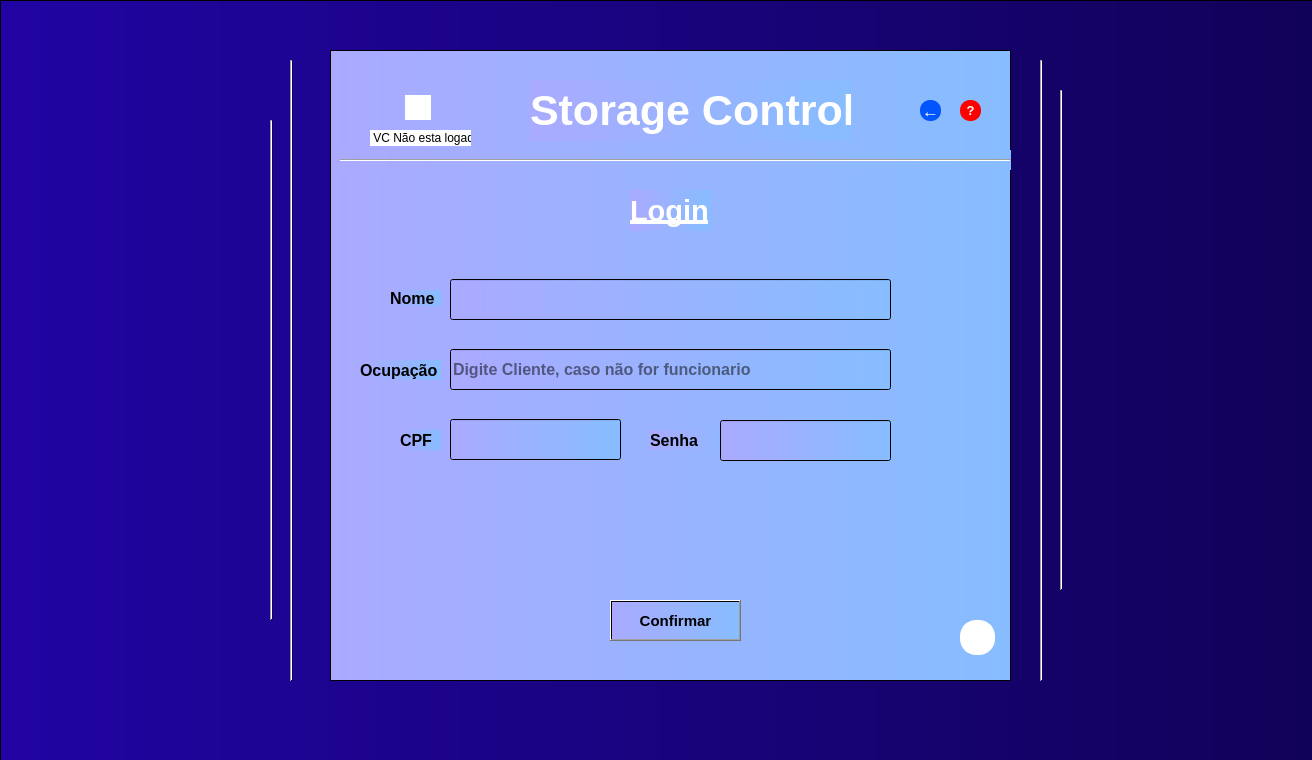
First picture: the form in login.ui, repository wellington-tinho/Controle-de-estoque-PY-SQL-QTDesing, before the edit.
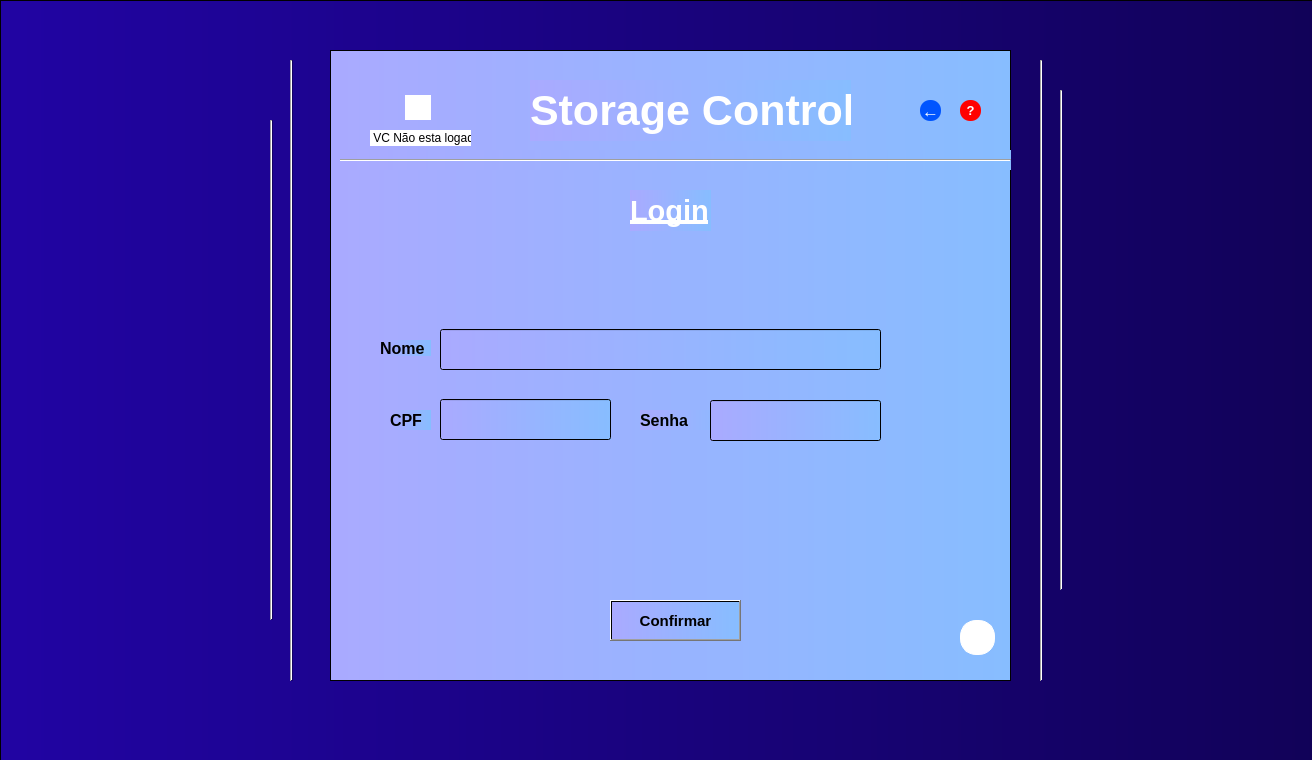
Second picture: the form after the edit. Icons and pictures are not drawn.

Patch:
```diff
--- a/login.ui
+++ b/login.ui
@@ -347,8 +347,8 @@
      <widget class="QLabel" name="label_11">
       <property name="geometry">
        <rect>
-        <x>60</x>
-        <y>240</y>
+        <x>50</x>
+        <y>290</y>
         <width>51</width>
         <height>16</height>
        </rect>
@@ -367,8 +367,8 @@
      <widget class="QLineEdit" name="lineEdit_5">
       <property name="geometry">
        <rect>
-        <x>120</x>
-        <y>369</y>
+        <x>110</x>
+        <y>349</y>
         <width>171</width>
         <height>41</height>
        </rect>
@@ -388,31 +388,11 @@
 </string>
       </property>
      </widget>
-     <widget class="QLabel" name="label_12">
-      <property name="geometry">
-       <rect>
-        <x>30</x>
-        <y>310</y>
-        <width>81</width>
-        <height>20</height>
-       </rect>
-      </property>
-      <property name="font">
-       <font>
-        <pointsize>12</pointsize>
-        <weight>75</weight>
-        <bold>true</bold>
-       </font>
-      </property>
-      <property name="text">
-       <string>Ocupação</string>
-      </property>
-     </widget>
      <widget class="QLabel" name="label_13">
       <property name="geometry">
        <rect>
-        <x>320</x>
-        <y>380</y>
+        <x>310</x>
+        <y>360</y>
         <width>101</width>
         <height>20</height>
        </rect>
@@ -431,8 +411,8 @@
      <widget class="QLabel" name="label_14">
       <property name="geometry">
        <rect>
-        <x>70</x>
-        <y>380</y>
+        <x>60</x>
+        <y>360</y>
         <width>41</width>
         <height>20</height>
        </rect>
@@ -448,38 +428,11 @@
        <string>CPF</string>
       </property>
      </widget>
-     <widget class="QLineEdit" name="lineEdit_6">
-      <property name="geometry">
-       <rect>
-        <x>120</x>
-        <y>299</y>
-        <width>441</width>
-        <height>41</height>
-       </rect>
-      </property>
-      <property name="font">
-       <font>
-        <pointsize>12</pointsize>
-        <weight>75</weight>
-        <bold>true</bold>
-       </font>
-      </property>
-      <property name="styleSheet">
-       <string notr="true">QLineEdit:focus{
-	border: 2px solid rgb(255, 255, 255);  
-	color:rgb(255, 255, 255);
-}
-</string>
-      </property>
-      <property name="placeholderText">
-       <string>Digite Cliente, caso não for funcionario</string>
-      </property>
-     </widget>
      <widget class="QLineEdit" name="lineEdit_7">
       <property name="geometry">
        <rect>
-        <x>390</x>
-        <y>370</y>
+        <x>380</x>
+        <y>350</y>
         <width>171</width>
         <height>41</height>
        </rect>
@@ -527,8 +480,8 @@
      <widget class="QLineEdit" name="lineEdit_8">
       <property name="geometry">
        <rect>
-        <x>120</x>
-        <y>229</y>
+        <x>110</x>
+        <y>279</y>
         <width>441</width>
         <height>41</height>
        </rect>
```
Left out of the diff: 8 changed lines with no effect on the pictures.
